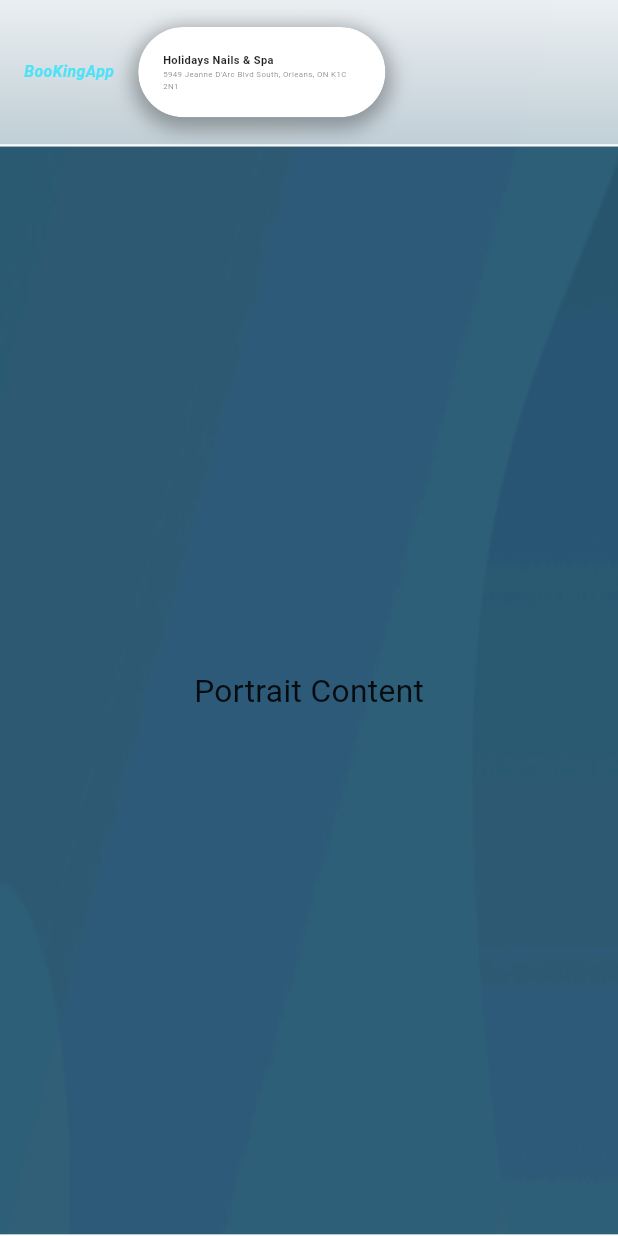
After one commit to ChrisPham03/Booking-App, a Flutter app: the screen it shows after launch, on a phone screen of 412 x 824 dp. The commit adds this screen. Run offline on Flutter 3.47's test engine with Material 3 defaults, Android fonts, the phone set to English and light mode, and no system bars; our stand-ins replace animated_text_kit, flutter_keyboard_visibility, flutter_screenutil, google_fonts.

Commit message:
SignUp Page Draft and Header for Service Page

```diff
--- a/lib/Providers/service_provider.dart
+++ b/lib/Providers/service_provider.dart
@@ -1,7 +1,7 @@
 import 'package:flutter/material.dart';
 
 class SpaNameProvider with ChangeNotifier {
-  String _spaName = 'Holidays Nails';
+  String _spaName = 'Holidays Nails & Spa';
 
   String get spaName => _spaName;
 
@@ -10,3 +10,9 @@ class SpaNameProvider with ChangeNotifier {
     notifyListeners(); // Notify listeners of the change
   }
 }
+
+class SpaAddressProvider with ChangeNotifier {
+  final String _spaAddress = "5949 Jeanne D'Arc Blvd South, Orleans, ON K1C 2N1";
+
+  String get spaAddress => _spaAddress;
+}
--- /dev/null
+++ b/lib/ServiceScreen/Components/header.dart
@@ -0,0 +1,105 @@
+
+import 'package:flutter/material.dart';
+import 'package:flutter/services.dart';
+import '../../Providers/service_provider.dart';
+import 'package:provider/provider.dart';
+import 'package:flutter_screenutil/flutter_screenutil.dart';
+
+class Header extends StatelessWidget{
+  @override
+  Widget build(BuildContext context) {
+    final spaName = Provider.of<SpaNameProvider>(context).spaName;
+    final spaAddress = Provider.of<SpaAddressProvider>(context).spaAddress;
+
+    return Container(
+    width: double.infinity, // Set width to fill the screen
+    decoration: BoxDecoration(
+      gradient: LinearGradient(
+        colors: [
+          Colors.white.withOpacity(0.9), // Semi-transparent white
+          Colors.white.withOpacity(0.7), // More transparent for a softer effect
+        ],
+        begin: Alignment.topCenter,
+        end: Alignment.bottomCenter,
+      ),
+      border: Border(
+        bottom: BorderSide(
+          color: const Color.fromARGB(255, 255, 255, 255).withOpacity(0.87), // Clear white color
+          width: 1.5, // Thickness of the bottom border
+        ),
+      ),
+    ),
+    padding: EdgeInsets.symmetric(vertical: 18.0, horizontal: 16.0), // Padding for the header
+    child: Row( // Main header container
+      children: [
+        // "FastBiTs" text outside of ClipRRect
+        Text(
+          "BooKingApp",
+          style: TextStyle(
+            fontSize: 10.sp, // Adjust font size for "FastBiTs"
+            fontWeight: FontWeight.bold,
+            color: const Color.fromARGB(255, 79, 226, 246), // Set text color to cyan blue
+            fontStyle: FontStyle.italic, // Set text style to italic
+          ),
+        ),
+        SizedBox(width: 16.0), // Space between "FastBiTs" and ClipRRect
+
+        // Outer Container for the shadow effect
+        Container(
+          width: MediaQuery.of(context).size.width * 0.4, // Set width to 40% of the screen width
+          decoration: BoxDecoration(
+            borderRadius: BorderRadius.circular(100.0), // Border radius for outer container
+            color: Colors.transparent, // Make it transparent
+            boxShadow: [ // Box shadow for the outer container
+              BoxShadow(
+                color: Colors.black.withOpacity(0.3), // Shadow color
+                spreadRadius: 4, // Spread of the shadow
+                blurRadius: 10, // Blur effect of the shadow
+                offset: Offset(0, 4), // Position of the shadow below the container
+              ),
+            ],
+          ),
+          child: ClipRRect(
+            borderRadius: BorderRadius.circular(100.0), // Border radius for circular effect
+            child: Container(
+              decoration: BoxDecoration(
+                color: Colors.white, // Background color for the circular box
+                border: Border.all( // Add border to the ClipRRect
+                  color: Colors.white, // Border color
+                  width: 1.5, // Border thickness
+                ),
+                borderRadius: BorderRadius.circular(100.0), // Ensure the border radius is consistent
+              ),
+              padding: EdgeInsets.all(15.0), // Optional padding inside the circular box
+              child: Column( // Use Column for stacking spa name and address
+                mainAxisSize: MainAxisSize.min, // Use min to avoid overflow
+                crossAxisAlignment: CrossAxisAlignment.start, // Align text to the left
+                children: [
+                  Text(
+                    spaName,
+                    style: TextStyle(
+                      fontSize: 7.sp, // Adjust font size for header
+                      fontWeight: FontWeight.bold,
+                      color: Colors.black87,
+                    ),
+                    textAlign: TextAlign.left, // Align text to the left
+                  ),
+                  SizedBox(height: 0.1), // Space between name and address
+                  Text(
+                    spaAddress,
+                    style: TextStyle(
+                      fontSize: 5.sp, // Adjust font size for address
+                      color: Colors.black54,
+                    ),
+                    textAlign: TextAlign.left, // Align text to the left
+                  ),
+                ],
+              ),
+            ),
+          ),
+        ),
+      ],
+    ),
+  );
+  }
+}
--- /dev/null
+++ b/lib/ServiceScreen/servicescreen.dart
@@ -0,0 +1,132 @@
+
+import 'package:flutter/material.dart';
+import 'package:flutter/services.dart';
+import '../../Providers/service_provider.dart';
+import '../../Providers/user_provider.dart';
+import 'package:provider/provider.dart';
+import 'package:flutter_screenutil/flutter_screenutil.dart';
+import 'Components/header.dart';
+
+class ServicePage extends StatefulWidget {
+  @override
+  _ServicePageState createState() => _ServicePageState();
+}
+
+class _ServicePageState extends State<ServicePage> {
+  @override
+  void initState() {
+    super.initState();
+    _setOrientationBasedOnSize();
+  }
+
+  void _setOrientationBasedOnSize() {
+    WidgetsBinding.instance.addPostFrameCallback((_) {
+      double width = MediaQuery.of(context).size.width;
+
+      if (width <= 430) {
+        SystemChrome.setPreferredOrientations([
+          DeviceOrientation.portraitUp,
+          DeviceOrientation.portraitDown,
+        ]);
+      } else {
+        SystemChrome.setPreferredOrientations([
+          DeviceOrientation.portraitUp,
+          DeviceOrientation.portraitDown,
+          DeviceOrientation.landscapeLeft,
+          DeviceOrientation.landscapeRight,
+        ]);
+      }
+    });
+  }
+
+  @override
+  void dispose() {
+    SystemChrome.setPreferredOrientations([
+      DeviceOrientation.portraitUp,
+      DeviceOrientation.portraitDown,
+      DeviceOrientation.landscapeLeft,
+      DeviceOrientation.landscapeRight,
+    ]);
+    super.dispose();
+  }
+
+  @override
+  Widget build(BuildContext context) {
+    double width = MediaQuery.of(context).size.width;
+
+    if (width <= 430) {
+      return _buildPortrait();
+    }
+
+    return OrientationBuilder(
+      builder: (context, orientation) {
+        if (orientation == Orientation.portrait) {
+          return _buildPortrait();
+        } else {
+          return _buildLandScape(context);
+        }
+      },
+    );
+  }
+
+  Widget _buildPortrait() {
+
+
+    return Scaffold(
+      body: Container(
+        decoration: BoxDecoration(
+          image: DecorationImage(
+            image: AssetImage('assets/images/background.png'),
+            fit: BoxFit.cover,
+          ),
+        ),
+        child: Column(
+          children: [
+            Header(), // Use Header widget
+            Expanded(
+              child: SafeArea(
+                child: Center(
+                  child: Text(
+                    'Portrait Content',
+                    style: TextStyle(fontSize: 20.sp, color: Colors.black87),
+                  ),
+                ),
+              ),
+            ),
+          ],
+        ),
+      ),
+    );
+  }
+
+  Widget _buildLandScape(BuildContext context) {
+    final spaName = Provider.of<SpaNameProvider>(context).spaName;
+    final spaAddress = Provider.of<SpaAddressProvider>(context).spaAddress;
+
+    return Scaffold(
+      body: Container(
+        decoration: BoxDecoration(
+          image: DecorationImage(
+            image: AssetImage('assets/images/background.png'),
+            fit: BoxFit.cover,
+          ),
+        ),
+        child: Column(
+          children: [
+            Header(), // Use Header widget
+            Expanded(
+              child: SafeArea(
+                child: Center(
+                  child: Text(
+                    'Landscape Content',
+                    style: TextStyle(fontSize: 20.sp, color: Colors.black87),
+                  ),
+                ),
+              ),
+            ),
+          ],
+        ),
+      ),
+    );
+  }
+}
--- a/lib/SignUpScreen/signup_screen.dart
+++ b/lib/SignUpScreen/signup_screen.dart
@@ -144,7 +144,7 @@ class _SignUpPageState extends State<SignUpPage> {
     String preferredName = userDetailsProvider.referredBy; // Using referredBy field for Preferred Name
 
     // Check if all fields are filled
-    if (fullName.isEmpty || birthday.isEmpty || email.isEmpty) {
+    if (fullName.isEmpty || email.isEmpty) {
       // Show a message if any field is empty
       print("Please fill all fields before signing up.");
       // Optionally, show a snackbar or dialog for user feedback
--- a/lib/main.dart
+++ b/lib/main.dart
@@ -5,11 +5,13 @@ import 'package:flutter_screenutil/flutter_screenutil.dart';
 import 'package:provider/provider.dart';
 import 'Providers/user_provider.dart';
 import 'Providers/service_provider.dart';
+import 'ServiceScreen/servicescreen.dart';
 
 void main() {
   runApp(
     MultiProvider(
       providers: [
+        ChangeNotifierProvider(create: (context) => SpaAddressProvider()),
         ChangeNotifierProvider(create: (context) => PhoneNumberProvider()),
         ChangeNotifierProvider(create: (context) => SpaNameProvider()),
         ChangeNotifierProvider(create: (context) => UserDetailsProvider()),
@@ -27,7 +29,7 @@ class MyApp extends StatelessWidget {
       child: MaterialApp(
         initialRoute: '/', // Set the in aitial route
         routes: {
-          '/': (context) => CheckInPage(), // Main route for CheckInPage
+          '/': (context) => ServicePage(), // Main route for CheckInPage
           '/signup': (context) => SignUpPage(), // Route for SignUpPage
         },
         // Optionally, you can specify a theme or other properties here
```
Also changed, not shown: lib/ServiceScreen/Components/navigatebar.dart (added, +16 -0 lines), lib/SignUpScreen/signup_input.dart (+39 -43 lines).
